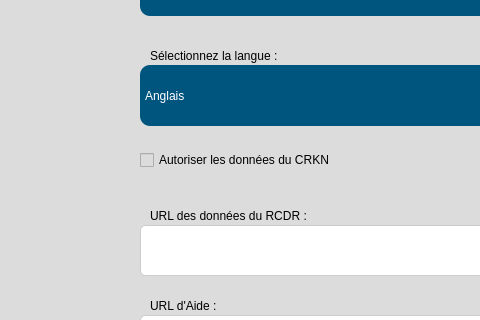
First picture: the form in src/user_interface/french_welcome_screen.ui, repository eppenney/eBook-Perpetual-Access-Rights-Tracker, before the edit; both pictures show x 150 to 630 and y 315 to 635 of the 1183 by 877 pixel window.
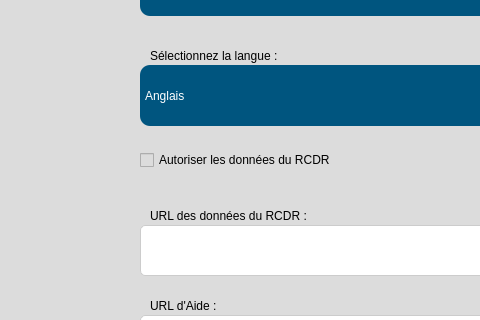
Second picture: the form after the edit. Icons and pictures are not drawn.

The edit to the form file:
```diff
--- a/src/user_interface/french_welcome_screen.ui
+++ b/src/user_interface/french_welcome_screen.ui
@@ -220,7 +220,7 @@
      <string>font: 75 14pt &quot;Arial&quot;;color:black;</string>
     </property>
     <property name="text">
-     <string>Autoriser les données du CRKN</string>
+     <string>Autoriser les données du RCDR</string>
     </property>
    </widget>
    <widget class="QLabel" name="UniversityLabel_8">
```
